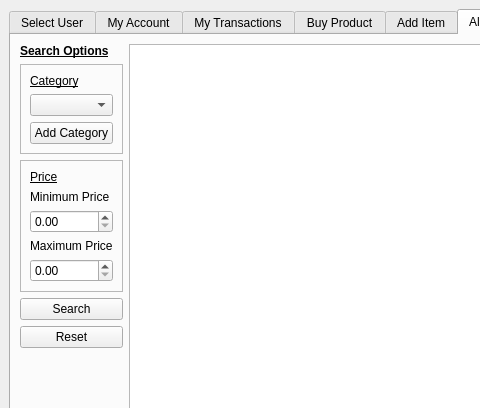
Qt form app.ui (ppublicgit/CS687) before a commit; both pictures show x 0 to 480 and y 0 to 408 of the 861 by 847 pixel window.
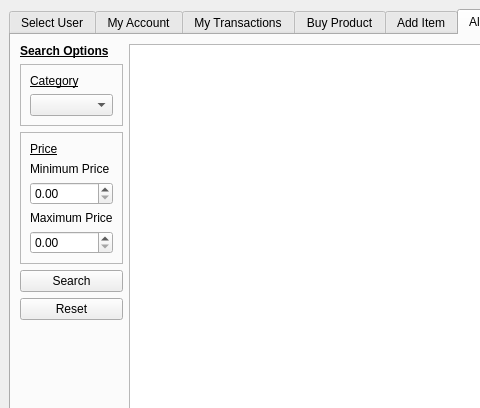
The same form after that commit.

Commit message: fixed search items

```diff
--- a/app.ui
+++ b/app.ui
@@ -692,13 +692,6 @@
                <item>
                 <widget class="QComboBox" name="cb_search_category"/>
                </item>
-               <item>
-                <widget class="QPushButton" name="pb_add_product_category">
-                 <property name="text">
-                  <string>Add Category</string>
-                 </property>
-                </widget>
-               </item>
               </layout>
              </widget>
             </item>
```
The commit also changes 2 other files.
